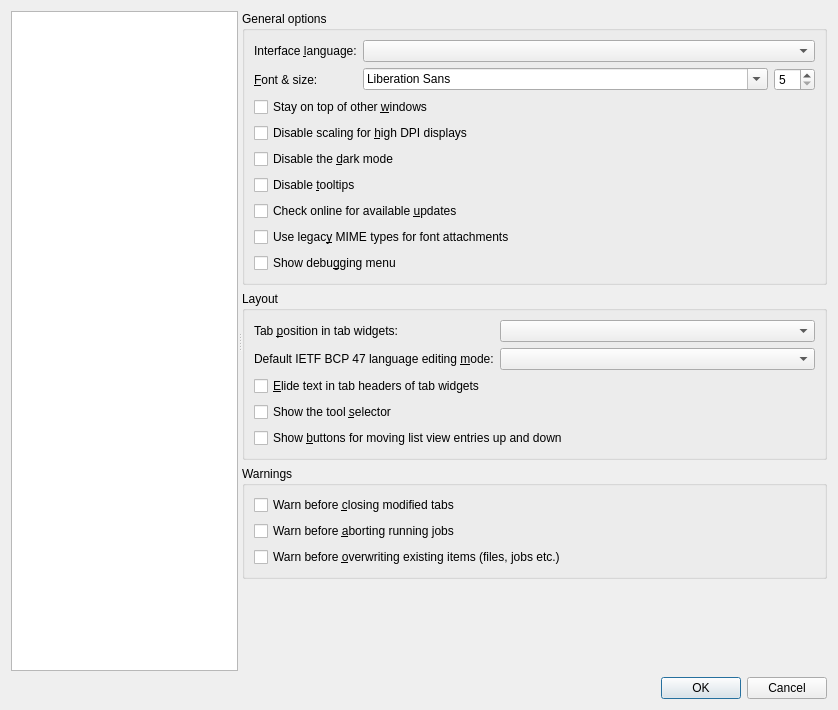
The window that src/mkvtoolnix-gui/forms/main_window/preferences_dialog.ui (jpsdr/MKVToolnix-Windows-7) describes before a commit, drawn with Qt 5.
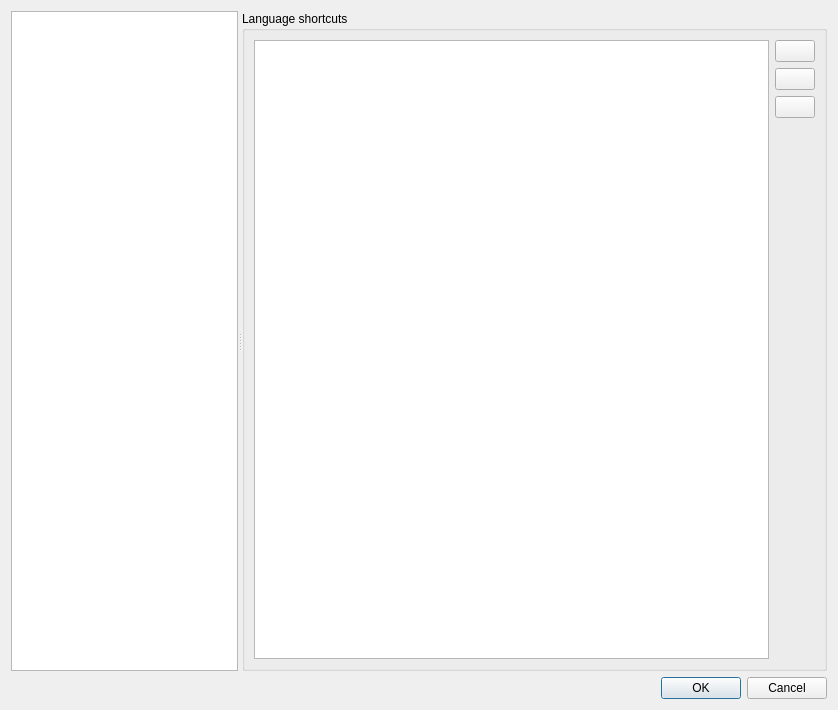
The same window after the commit. The open tabs and pages were chosen to show the change. Icons and pictures are not drawn. Custom widgets are drawn as their Qt base class.

Commit message:
GUI: merge: add menu entries/keyboard shortcuts for setting track language
Part of the implementation of #3253.

What changed in the file:
```diff
--- a/src/mkvtoolnix-gui/forms/main_window/preferences_dialog.ui
+++ b/src/mkvtoolnix-gui/forms/main_window/preferences_dialog.ui
@@ -390,6 +390,115 @@
         </item>
        </layout>
       </widget>
+      <widget class="QWidget" name="pGuiLanguageShortcuts">
+       <layout class="QVBoxLayout" name="verticalLayout_49">
+        <property name="leftMargin">
+         <number>0</number>
+        </property>
+        <property name="topMargin">
+         <number>0</number>
+        </property>
+        <property name="rightMargin">
+         <number>0</number>
+        </property>
+        <property name="bottomMargin">
+         <number>0</number>
+        </property>
+        <item>
+         <widget class="QGroupBox" name="groupBox_26">
+          <property name="title">
+           <string>Language shortcuts</string>
+          </property>
+          <layout class="QHBoxLayout" name="horizontalLayout_18">
+           <item>
+            <widget class="QListWidget" name="lwGuiLanguageShortcuts">
+             <property name="dragEnabled">
+              <bool>true</bool>
+             </property>
+             <property name="dragDropMode">
+              <enum>QAbstractItemView::InternalMove</enum>
+             </property>
+             <property name="defaultDropAction">
+              <enum>Qt::MoveAction</enum>
+             </property>
+             <property name="selectionMode">
+              <enum>QAbstractItemView::ExtendedSelection</enum>
+             </property>
+            </widget>
+           </item>
+           <item>
+            <layout class="QVBoxLayout" name="verticalLayout_48">
+             <item>
+              <widget class="QPushButton" name="pbGuiAddLanguageShortcut">
+               <property name="sizePolicy">
+                <sizepolicy hsizetype="Fixed" vsizetype="Fixed">
+                 <horstretch>0</horstretch>
+                 <verstretch>0</verstretch>
+                </sizepolicy>
+               </property>
+               <property name="text">
+                <string notr="true"/>
+               </property>
+               <property name="icon">
+                <iconset resource="../../qt_resources.qrc">
+                 <normaloff>:/icons/16x16/list-add.png</normaloff>:/icons/16x16/list-add.png</iconset>
+               </property>
+              </widget>
+             </item>
+             <item>
+              <widget class="QPushButton" name="pbGuiEditLanguageShortcut">
+               <property name="sizePolicy">
+                <sizepolicy hsizetype="Fixed" vsizetype="Fixed">
+                 <horstretch>0</horstretch>
+                 <verstretch>0</verstretch>
+                </sizepolicy>
+               </property>
+               <property name="text">
+                <string notr="true"/>
+               </property>
+               <property name="icon">
+                <iconset resource="../../qt_resources.qrc">
+                 <normaloff>:/icons/16x16/edit-entry.png</normaloff>:/icons/16x16/edit-entry.png</iconset>
+               </property>
+              </widget>
+             </item>
+             <item>
+              <widget class="QPushButton" name="pbGuiRemoveLanguageShortcuts">
+               <property name="sizePolicy">
+                <sizepolicy hsizetype="Fixed" vsizetype="Fixed">
+                 <horstretch>0</horstretch>
+                 <verstretch>0</verstretch>
+                </sizepolicy>
+               </property>
+               <property name="text">
+                <string notr="true"/>
+               </property>
+               <property name="icon">
+                <iconset resource="../../qt_resources.qrc">
+                 <normaloff>:/icons/16x16/list-remove.png</normaloff>:/icons/16x16/list-remove.png</iconset>
+               </property>
+              </widget>
+             </item>
+             <item>
+              <spacer name="verticalSpacer_3">
+               <property name="orientation">
+                <enum>Qt::Vertical</enum>
+               </property>
+               <property name="sizeHint" stdset="0">
+                <size>
+                 <width>0</width>
+                 <height>40</height>
+                </size>
+               </property>
+              </spacer>
+             </item>
+            </layout>
+           </item>
+          </layout>
+         </widget>
+        </item>
+       </layout>
+      </widget>
       <widget class="QWidget" name="pMergeGeneral">
        <layout class="QVBoxLayout" name="verticalLayout_45">
         <property name="leftMargin">
```
Left out of the diff: 4 changed lines with no effect on the pictures. The commit also changes 14 other files.
